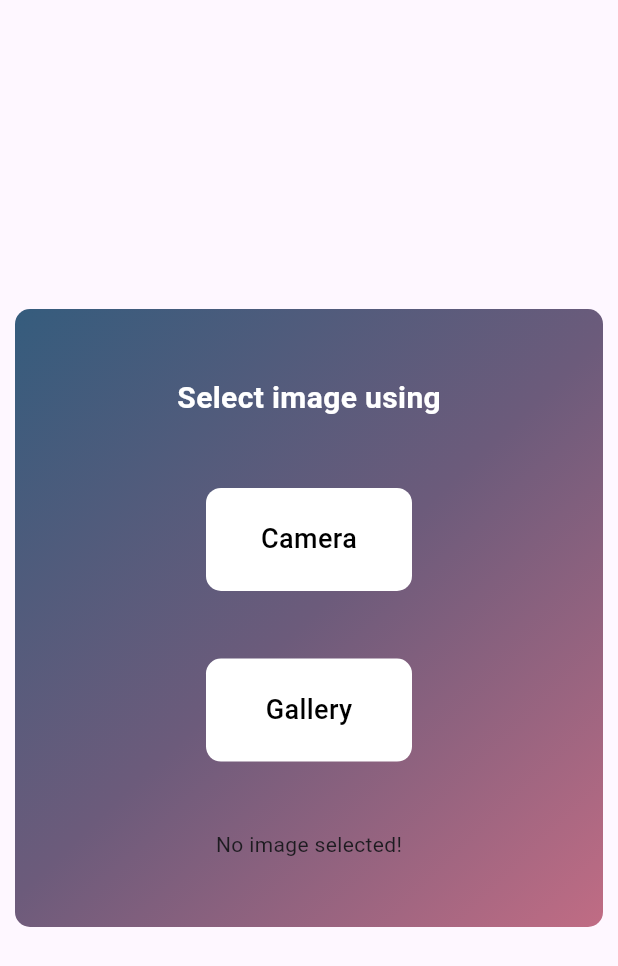
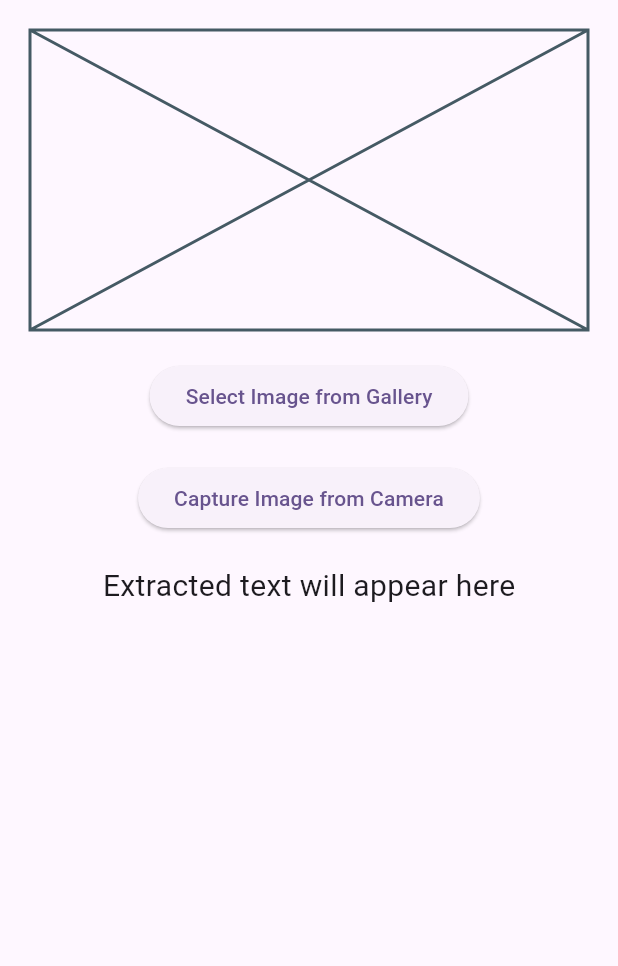
Before and after one commit to CodeWithIsmail/Personal-Health-Tracker, a Flutter app: the AddReportScreen screen opened directly, on a phone screen of 412 x 824 dp. Shown: the top 966 px of the screen. Run offline on Flutter 3.47's test engine with Material 3 defaults, Android fonts, the phone set to English and light mode, and no system bars; our stand-ins replace firebase_auth, firebase_core, fluttertoast, google_sign_in, image_cropper, image_picker; missing offline and left inert: flutter_facebook_auth; accounts and stored records are empty.

Commit message:
Changed the existing code to make it work

```diff
--- a/lib/AddReportPage.dart
+++ b/lib/AddReportPage.dart
@@ -1,5 +1,268 @@
+// import 'ImportAll.dart';
+// import 'package:http/http.dart' as http;
+//
+// class AddReportScreen extends StatefulWidget {
+//   const AddReportScreen({super.key});
+//
+//   @override
+//   State<AddReportScreen> createState() => _AddReportScreenState();
+// }
+//
+// class _AddReportScreenState extends State<AddReportScreen> {
+//   File? selectedMedia;
+//   final ImagePicker _picker = ImagePicker();
+//   String extractedText = "";
+//
+//   @override
+//   void initState() {
+//     // TODO: implement initState
+//     super.initState();
+//     getLostData();
+//   }
+//
+//   Future<void> getLostData() async {
+//     final LostDataResponse response = await _picker.retrieveLostData();
+//     if (response.isEmpty) {
+//       return;
+//     }
+//     if (response.file != null) {
+//       File? croppedFile = await _cropImage(File(response.file!.path));
+//       if (croppedFile != null) {
+//         setState(() {
+//           selectedMedia = croppedFile;
+//         });
+//         final text = await _extractText(croppedFile);
+//         setState(() {
+//           extractedText = text ?? "";
+//         });
+//       }
+//     } else {
+//       CustomToast(response.exception?.message ?? "Unknown error occurred.",
+//               Colors.redAccent, Colors.white, 16)
+//           .showToast();
+//     }
+//   }
+//
+//   Future<File?> _cropImage(File imageFile) async {
+//     try {
+//       CroppedFile? croppedFile = await ImageCropper().cropImage(
+//         sourcePath: imageFile.path,
+//         uiSettings: [
+//           AndroidUiSettings(
+//             toolbarTitle: 'Crop Image',
+//             toolbarColor: Colors.deepOrange,
+//             toolbarWidgetColor: Colors.white,
+//             aspectRatioPresets: [
+//               CropAspectRatioPreset.original,
+//               CropAspectRatioPreset.square,
+//               CropAspectRatioPresetCustom(),
+//             ],
+//           ),
+//           IOSUiSettings(
+//             title: 'Crop Image',
+//             aspectRatioPresets: [
+//               CropAspectRatioPreset.original,
+//               CropAspectRatioPreset.square,
+//               CropAspectRatioPresetCustom(),
+//             ],
+//           ),
+//         ],
+//       );
+//       if (croppedFile != null) {
+//         return File(croppedFile.path);
+//       }
+//       return null;
+//     } on Exception catch (e) {
+//       CustomToast("Image load failed. Try again or try image from gallery.",
+//               Colors.blueGrey, Colors.white, 16)
+//           .showToast();
+//     }
+//     return null;
+//   }
+//
+//   Future<void> _getImage(ImageSource source) async {
+//     try {
+//       final pickedFile = await _picker.pickImage(source: source);
+//       if (pickedFile != null) {
+//         print("Image selected successfully: ${pickedFile.path}");
+//         File? croppedFile = await _cropImage(File(pickedFile.path));
+//         if (croppedFile != null) {
+//           setState(() {
+//             selectedMedia = croppedFile;
+//           });
+//           print("Image cropped successfully: ${croppedFile.path}");
+//           final text = await _extractText(croppedFile);
+//           setState(() {
+//             extractedText = text ?? "No text extracted";
+//           });
+//         }else{
+//           print("Image cropping failed.");
+//           CustomToast("Image cropping failed.", Colors.red, Colors.white, 16).showToast();
+//         }
+//       }else {
+//         print("No image selected.");
+//         CustomToast("No image selected.", Colors.red, Colors.white, 16).showToast();
+//       }
+//
+//     } on Exception catch (e) {
+//       CustomToast("Image load failed. Try again or try image from gallery.",
+//               Colors.blueGrey, Colors.white, 16)
+//           .showToast();
+//     }
+//   }
+//
+//   // Future<String?> _extractText(File imageFile) async {
+//   //   try {
+//   //     var url = Uri.parse('https://ocr-hzm6.onrender.com/extract-text');
+//   //     String fullText = "";
+//   //
+//   //     var request = http.MultipartRequest('POST', url)
+//   //       ..files.add(await http.MultipartFile.fromPath('image', imageFile.path));
+//   //
+//   //     var response = await request.send();
+//   //
+//   //     if (response.statusCode == 200) {
+//   //       var responseData = await response.stream.bytesToString();
+//   //       var json = jsonDecode(responseData);
+//   //       fullText = json['full_text'];
+//   //       print("Full Text: ${json['full_text']}");
+//   //       print("Test Values: ${json['test_values']}");
+//   //     } else {
+//   //       fullText = response.statusCode.toString();
+//   //       print("Error: ${response.statusCode}");
+//   //     }
+//   //     return fullText;
+//   //   } on Exception catch (e) {
+//   //     CustomToast(
+//   //             "Text extraction failed. Try again or try image from gallery.",
+//   //             Colors.blueGrey,
+//   //             Colors.white,
+//   //             16)
+//   //         .showToast();
+//   //   }
+//   // }
+//
+//   Future<String?> _extractText(File imageFile) async {
+//     try {
+//       var url = Uri.parse('http://192.168.234.167:5000/extract_text');
+//       String fullText = "";
+//
+//       var request = http.MultipartRequest('POST', url)
+//         ..files.add(await http.MultipartFile.fromPath('image', imageFile.path));
+//
+//       var response = await request.send();
+//
+//       if (response.statusCode == 200) {
+//         var responseData = await response.stream.bytesToString();
+//         var json = jsonDecode(responseData);
+//         fullText = json['full_text'];
+//         print("Full Text: ${json['full_text']}");
+//         print("Test Values: ${json['test_values']}");
+//       } else {
+//         // Log the full response data for debugging
+//         var responseData = await response.stream.bytesToString();
+//         print("Error: ${response.statusCode}");
+//         print("Response: $responseData");
+//         fullText = "Error: ${response.statusCode}";
+//       }
+//       return fullText;
+//     } catch (e) {
+//       print("Error extracting text: $e");
+//       CustomToast(
+//           "Text extraction failed. Try again or try image from gallery.",
+//           Colors.blueGrey,
+//           Colors.white,
+//           16)
+//           .showToast();
+//     }
+//   }
+//
+//
+//   Widget _extractTextView() {
+//     if (selectedMedia == null) {
+//       return Text("No image selected!");
+//     }
+//     return Column(
+//       children: [
+//         if (extractedText.isEmpty)
+//           const CircularProgressIndicator()
+//         else
+//           Text(
+//             extractedText,
+//             style: const TextStyle(fontSize: 20),
+//           ),
+//       ],
+//     );
+//   }
+//
+//   @override
+//   Widget build(BuildContext context) {
+//     return Container(
+//       child: Center(
+//         child: Container(
+//           decoration: BoxDecoration(
+//             gradient: gradientMain,
+//             // color: Color(0xFF6C5B7B),
+//             borderRadius: BorderRadius.circular(10),
+//           ),
+//           margin: EdgeInsets.symmetric(vertical: 0, horizontal: 10),
+//           height: MediaQuery.of(context).size.height / 2,
+//           width: MediaQuery.of(context).size.width,
+//           child: Column(
+//             mainAxisAlignment: MainAxisAlignment.spaceEvenly,
+//             crossAxisAlignment: CrossAxisAlignment.center,
+//             children: [
+//               Text(
+//                 'Select image using',
+//                 style: TextStyle(
+//                     fontWeight: FontWeight.bold,
+//                     fontSize: 20,
+//                     color: Colors.white),
+//               ),
+//               CustomButtonGestureDetector(
+//                 'Camera',
+//                 MediaQuery.of(context).size.width / 3,
+//                 MediaQuery.of(context).size.width / 6,
+//                 Colors.white,
+//                 Colors.black,
+//                 18,
+//                 () {
+//                   _getImage(ImageSource.camera);
+//                   // Navigator.of(context).pop();
+//                 },
+//               ),
+//               CustomButtonGestureDetector(
+//                 'Gallery',
+//                 MediaQuery.of(context).size.width / 3,
+//                 MediaQuery.of(context).size.width / 6,
+//                 Colors.white,
+//                 Colors.black,
+//                 18,
+//                 () {
+//                   _getImage(ImageSource.gallery);
+//                   // Navigator.of(context).pop();
+//                 },
+//               ),
+//               _extractTextView(),
+//             ],
+//           ),
+//         ),
+//       ),
+//     );
+//   }
+// }
+
+
+
+import 'dart:convert';
+import 'dart:io';
+import 'package:flutter/material.dart';
+import 'package:image_picker/image_picker.dart';
+import 'package:path_provider/path_provider.dart';
+import 'package:http/http.dart' as http;
+import 'package:image_cropper/image_cropper.dart';
+
 import 'ImportAll.dart';
-import 'package:http/http.dart' as http;
 
 class AddReportScreen extends StatefulWidget {
   const AddReportScreen({super.key});
@@ -11,234 +274,109 @@ class AddReportScreen extends StatefulWidget {
 class _AddReportScreenState extends State<AddReportScreen> {
   File? selectedMedia;
   final ImagePicker _picker = ImagePicker();
-  String extractedText = "";
+  String extractedText = "Extracted text will appear here";
 
-  @override
-  void initState() {
-    // TODO: implement initState
-    super.initState();
-    getLostData();
-  }
-
-  Future<void> getLostData() async {
-    final LostDataResponse response = await _picker.retrieveLostData();
-    if (response.isEmpty) {
-      return;
-    }
-    if (response.file != null) {
-      File? croppedFile = await _cropImage(File(response.file!.path));
-      if (croppedFile != null) {
-        setState(() {
-          selectedMedia = croppedFile;
-        });
-        final text = await _extractText(croppedFile);
-        setState(() {
-          extractedText = text ?? "";
-        });
-      }
-    } else {
-      CustomToast(response.exception?.message ?? "Unknown error occurred.",
-              Colors.redAccent, Colors.white, 16)
-          .showToast();
-    }
-  }
-
-  Future<File?> _cropImage(File imageFile) async {
-    try {
-      CroppedFile? croppedFile = await ImageCropper().cropImage(
-        sourcePath: imageFile.path,
-        uiSettings: [
-          AndroidUiSettings(
-            toolbarTitle: 'Crop Image',
-            toolbarColor: Colors.deepOrange,
-            toolbarWidgetColor: Colors.white,
-            aspectRatioPresets: [
-              CropAspectRatioPreset.original,
-              CropAspectRatioPreset.square,
-              CropAspectRatioPresetCustom(),
-            ],
-          ),
-          IOSUiSettings(
-            title: 'Crop Image',
-            aspectRatioPresets: [
-              CropAspectRatioPreset.original,
-              CropAspectRatioPreset.square,
-              CropAspectRatioPresetCustom(),
-            ],
-          ),
-        ],
-      );
-      if (croppedFile != null) {
-        return File(croppedFile.path);
-      }
-      return null;
-    } on Exception catch (e) {
-      CustomToast("Image load failed. Try again or try image from gallery.",
-              Colors.blueGrey, Colors.white, 16)
-          .showToast();
-    }
-  }
-
+  // Function to pick an image
   Future<void> _getImage(ImageSource source) async {
     try {
       final pickedFile = await _picker.pickImage(source: source);
       if (pickedFile != null) {
+        // Crop image if needed
         File? croppedFile = await _cropImage(File(pickedFile.path));
         if (croppedFile != null) {
           setState(() {
             selectedMedia = croppedFile;
           });
-          final text = await _extractText(croppedFile);
-          setState(() {
-            extractedText = text ?? "";
-          });
+          await _extractText(croppedFile);
         }
+      } else {
+        print("No image selected.");
       }
-    } on Exception catch (e) {
-      CustomToast("Image load failed. Try again or try image from gallery.",
-              Colors.blueGrey, Colors.white, 16)
-          .showToast();
+    } catch (e) {
+      print("Error picking image: $e");
     }
   }
 
-  // Future<String?> _extractText(File imageFile) async {
-  //   try {
-  //     var url = Uri.parse('https://ocr-hzm6.onrender.com/extract-text');
-  //     String fullText = "";
-  //
-  //     var request = http.MultipartRequest('POST', url)
-  //       ..files.add(await http.MultipartFile.fromPath('image', imageFile.path));
-  //
-  //     var response = await request.send();
-  //
-  //     if (response.statusCode == 200) {
-  //       var responseData = await response.stream.bytesToString();
-  //       var json = jsonDecode(responseData);
-  //       fullText = json['full_text'];
-  //       print("Full Text: ${json['full_text']}");
-  //       print("Test Values: ${json['test_values']}");
-  //     } else {
-  //       fullText = response.statusCode.toString();
-  //       print("Error: ${response.statusCode}");
-  //     }
-  //     return fullText;
-  //   } on Exception catch (e) {
-  //     CustomToast(
-  //             "Text extraction failed. Try again or try image from gallery.",
-  //             Colors.blueGrey,
-  //             Colors.white,
-  //             16)
-  //         .showToast();
-  //   }
-  // }
+  // Function to crop the image
+  Future<File?> _cropImage(File imageFile) async {
+    try {
+      CroppedFile? croppedFile = await ImageCropper().cropImage(
+        sourcePath: imageFile.path,
+      );
+      return croppedFile != null ? File(croppedFile.path) : null;
+    } catch (e) {
+      print("Error cropping image: $e");
+    }
+    return null;
+  }
 
-  Future<String?> _extractText(File imageFile) async {
+  // Function to extract text from the image using the backend
+  Future<void> _extractText(File imageFile) async {
     try {
-      var url = Uri.parse('https://ocr-hzm6.onrender.com/extract-text');
-      String fullText = "";
-
+      var url = Uri.parse('http://10.100.202.150:5000/extract_text');
       var request = http.MultipartRequest('POST', url)
         ..files.add(await http.MultipartFile.fromPath('image', imageFile.path));
 
       var response = await request.send();
+      var responseBody = await http.Response.fromStream(response);
 
       if (response.statusCode == 200) {
-        var responseData = await response.stream.bytesToString();
-        var json = jsonDecode(responseData);
-        fullText = json['full_text'];
-        print("Full Text: ${json['full_text']}");
-        print("Test Values: ${json['test_values']}");
+        final responseData = json.decode(responseBody.body);
+        setState(() {
+          extractedText = responseData['extracted_text'] ?? "No text found";
+        });
+        await _saveRecognizedTextToFile(extractedText);
       } else {
-        // Log the full response data for debugging
-        var responseData = await response.stream.bytesToString();
-        print("Error: ${response.statusCode}");
-        print("Response: $responseData");
-        fullText = "Error: ${response.statusCode}";
+        setState(() {
+          extractedText = "Error extracting text. Status: ${response.statusCode}";
+        });
       }
-      return fullText;
     } catch (e) {
+      setState(() {
+        extractedText = "Error: Failed to connect to the server";
+      });
       print("Error extracting text: $e");
-      CustomToast(
-          "Text extraction failed. Try again or try image from gallery.",
-          Colors.blueGrey,
-          Colors.white,
-          16)
-          .showToast();
     }
   }
 
+  // Function to save recognized text to a file
+  Future<void> _saveRecognizedTextToFile(String text) async {
+    try {
+      final directory = await getApplicationDocumentsDirectory();
+      final filePath = '${directory.path}/recognized_text.txt';
+      final file = File(filePath);
 
-  Widget _extractTextView() {
-    if (selectedMedia == null) {
-      return Text("No image selected!");
+      await file.writeAsString(text);
+      print('Text saved to file: $filePath');
+    } catch (e) {
+      print("Error saving text to file: $e");
     }
-    return Column(
-      children: [
-        FutureBuilder<String?>(
-          future: _extractText(selectedMedia!),
-          builder: (context, snapshot) {
-            if (snapshot.connectionState == ConnectionState.waiting) {
-              return const CircularProgressIndicator();
-            }
-            return Text(
-              snapshot.data ?? extractedText,
-              style: const TextStyle(fontSize: 20),
-            );
-          },
-        ),
-      ],
-    );
   }
 
   @override
   Widget build(BuildContext context) {
-    return Container(
-      child: Center(
-        child: Container(
-          decoration: BoxDecoration(
-            gradient: gradientMain,
-            // color: Color(0xFF6C5B7B),
-            borderRadius: BorderRadius.circular(10),
-          ),
-          margin: EdgeInsets.symmetric(vertical: 0, horizontal: 10),
-          height: MediaQuery.of(context).size.height / 2,
-          width: MediaQuery.of(context).size.width,
+    return Scaffold(
+      body: Padding(
+        padding: const EdgeInsets.all(20.0),
+        child: SingleChildScrollView(
           child: Column(
-            mainAxisAlignment: MainAxisAlignment.spaceEvenly,
-            crossAxisAlignment: CrossAxisAlignment.center,
             children: [
-              Text(
-                'Select image using',
-                style: TextStyle(
-                    fontWeight: FontWeight.bold,
-                    fontSize: 20,
-                    color: Colors.white),
+              if (selectedMedia != null)
+                Image.file(selectedMedia!, height: 200)
+              else
+                const Placeholder(fallbackHeight: 200, fallbackWidth: double.infinity),
+              const SizedBox(height: 20),
+              ElevatedButton(
+                onPressed: () => _getImage(ImageSource.gallery),
+                child: const Text('Select Image from Gallery'),
               ),
-              CustomButtonGestureDetector(
-                'Camera',
-                MediaQuery.of(context).size.width / 3,
-                MediaQuery.of(context).size.width / 6,
-                Colors.white,
-                Colors.black,
-                18,
-                () {
-                  _getImage(ImageSource.camera);
-                  // Navigator.of(context).pop();
-                },
+              const SizedBox(height: 20),
+              ElevatedButton(
+                onPressed: () => _getImage(ImageSource.camera),
+                child: const Text('Capture Image from Camera'),
               ),
-              CustomButtonGestureDetector(
-                'Gallery',
-                MediaQuery.of(context).size.width / 3,
-                MediaQuery.of(context).size.width / 6,
-                Colors.white,
-                Colors.black,
-                18,
-                () {
-                  _getImage(ImageSource.gallery);
-                  // Navigator.of(context).pop();
-                },
-              ),
-              _extractTextView(),
+              const SizedBox(height: 20),
+              Text(extractedText, style: const TextStyle(fontSize: 20)),
             ],
           ),
         ),
```
